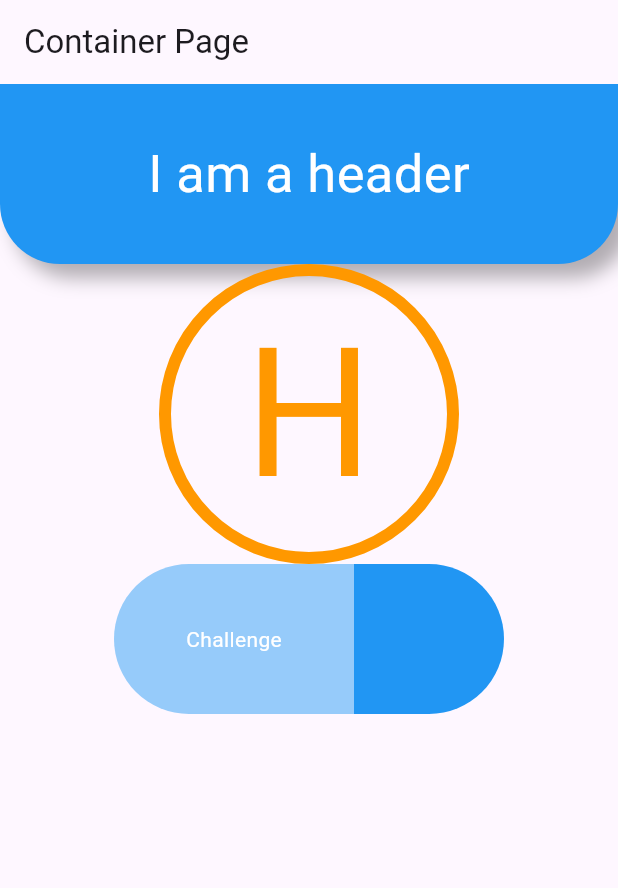
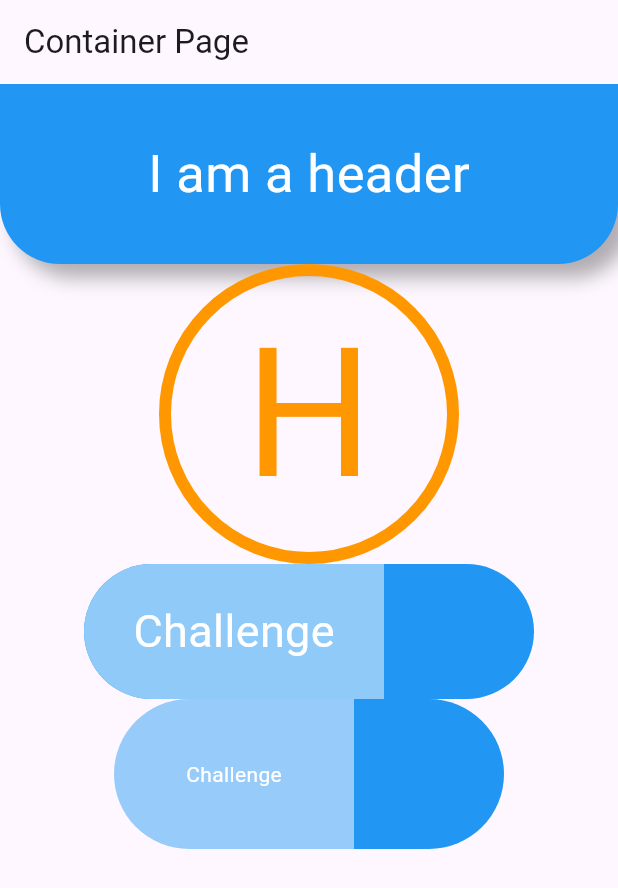
Before and after one commit to AlberthRuiz/future_flutter, a Flutter app: the screen it shows after launch, on a phone screen of 412 x 824 dp. Shown: the top 888 px of the screen. Run offline on Flutter 3.47's test engine with Material 3 defaults, Android fonts, the phone set to English and light mode, and no system bars.

Commit message:
sol container

```diff
--- a/lib/pages/container_page.dart
+++ b/lib/pages/container_page.dart
@@ -60,6 +60,37 @@ class ContainerPage extends StatelessWidget {
                 ),
               ),
             ),
+            //solucion containers
+            Container(
+              width: 300,
+              height: 90,
+              alignment: Alignment.centerLeft,
+              decoration: BoxDecoration(
+                color: Colors.blue,
+                borderRadius: BorderRadius.circular(45),
+              ),
+              child: Container(
+                width: 200,
+                height: 90,
+                alignment: Alignment.center,
+                decoration: BoxDecoration(
+                  color: Colors.blue.shade200,
+                  borderRadius: BorderRadius.only(
+                    topLeft: Radius.circular(45),
+                    bottomLeft: Radius.circular(45),
+                  ),
+                ),
+                child: Text(
+                  "Challenge",
+                  style: TextStyle(
+                    fontSize: 30,
+                    color: Colors.white,
+                  ),
+                ),
+              ),
+            ),
+
+            // SOLUCION WILSON
             Row(
               mainAxisAlignment: MainAxisAlignment.center,
               children: [
```
